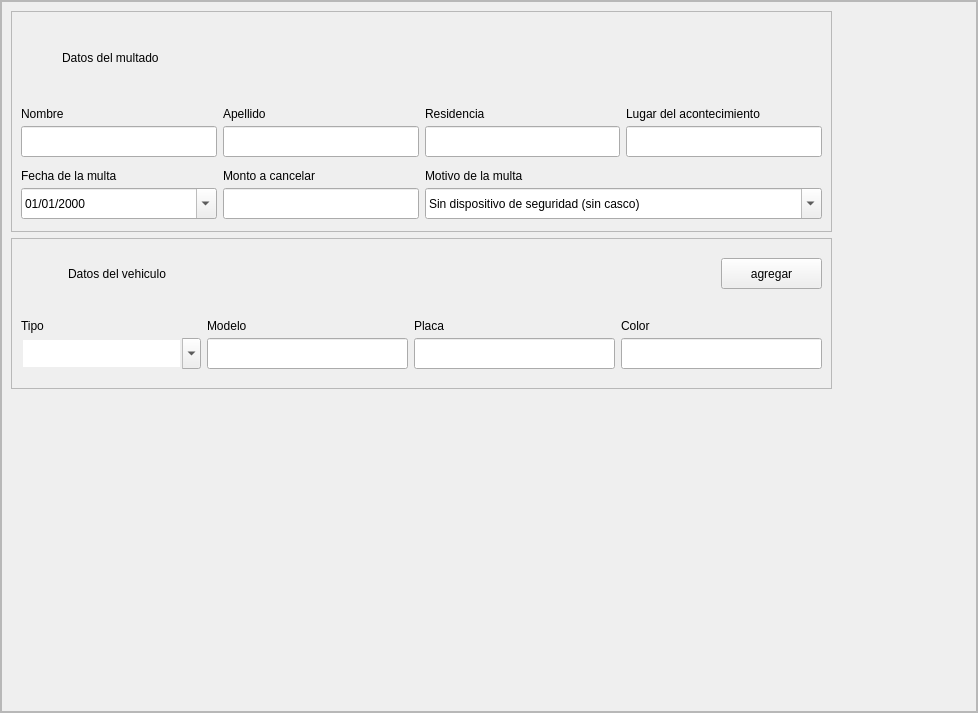
This is src/ui/pantalla_multados_view.ui in Enmanuel-86/MultasLoader as Qt 5 draws it before an edit. The edited form follows.
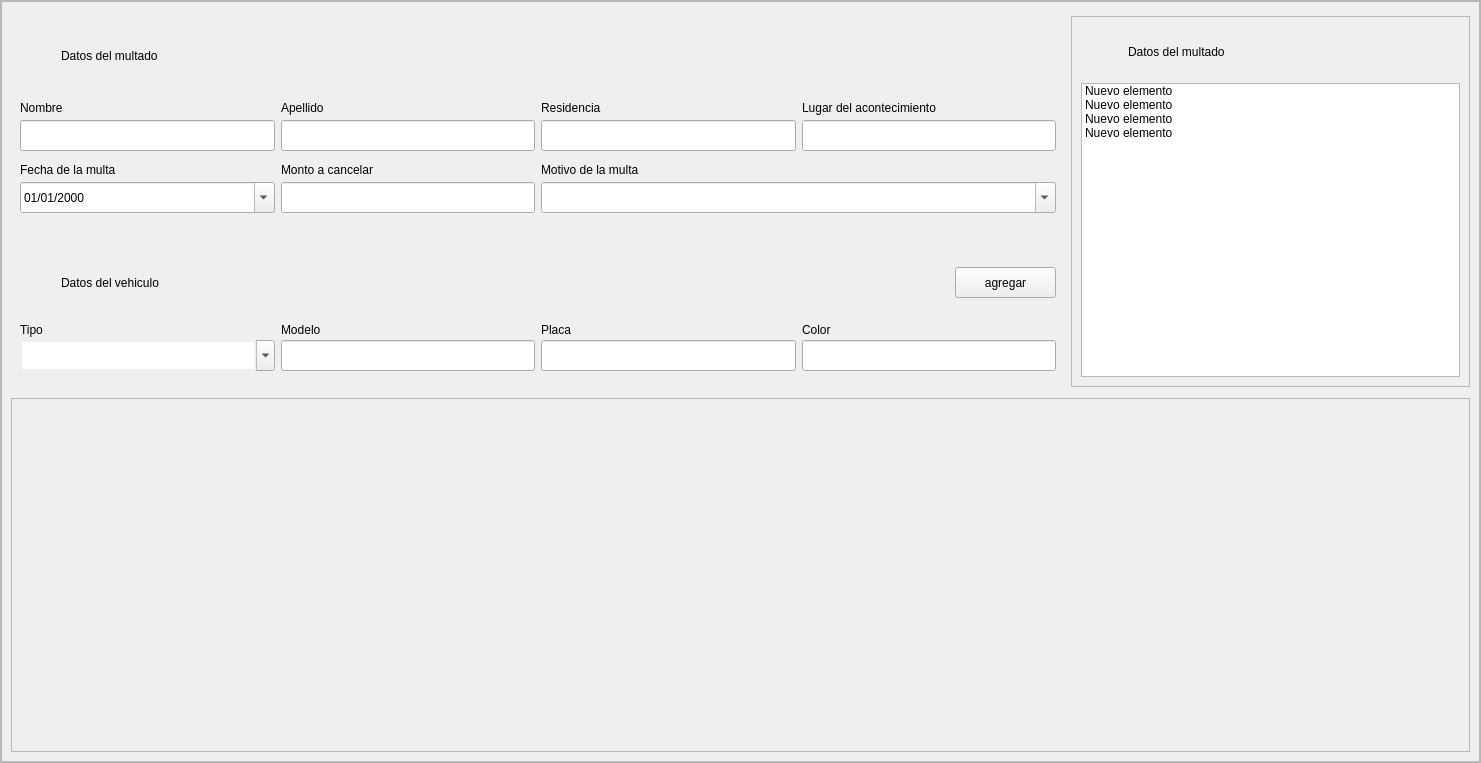
This is the edited form.

Commit message: ajustado los frames para el  formulario, mas la implementacion de un listwitget que  servira para ver la lista de multados en espera

Diff of the .ui file:
```diff
--- a/src/ui/pantalla_multados_view.ui
+++ b/src/ui/pantalla_multados_view.ui
@@ -6,8 +6,8 @@
    <rect>
     <x>0</x>
     <y>0</y>
-    <width>978</width>
-    <height>713</height>
+    <width>1481</width>
+    <height>763</height>
    </rect>
   </property>
   <property name="windowTitle">
@@ -42,8 +42,8 @@
        <rect>
         <x>0</x>
         <y>0</y>
-        <width>976</width>
-        <height>711</height>
+        <width>1479</width>
+        <height>761</height>
        </rect>
       </property>
       <layout class="QVBoxLayout" name="verticalLayout_2">
@@ -73,9 +73,37 @@
          <property name="tipo" stdset="0">
           <string>frame_principal</string>
          </property>
-         <layout class="QGridLayout" name="gridLayout_3">
-          <item row="0" column="0" colspan="2">
+         <layout class="QGridLayout" name="gridLayout_2">
+          <item row="0" column="0">
+           <widget class="QFrame" name="frame_contenedor">
+            <property name="minimumSize">
+             <size>
+              <width>0</width>
+              <height>381</height>
+             </size>
+            </property>
+            <property name="maximumSize">
+             <size>
+              <width>16777215</width>
+              <height>391</height>
+             </size>
+            </property>
            <layout class="QVBoxLayout" name="verticalLayout_5">
+             <property name="spacing">
+              <number>6</number>
+             </property>
+             <property name="leftMargin">
+              <number>0</number>
+             </property>
+             <property name="topMargin">
+              <number>0</number>
+             </property>
+             <property name="rightMargin">
+              <number>0</number>
+             </property>
+             <property name="bottomMargin">
+              <number>0</number>
+             </property>
             <item>
              <widget class="QFrame" name="frame_form">
               <property name="minimumSize">
@@ -86,12 +114,12 @@
               </property>
               <property name="maximumSize">
                <size>
-                <width>911</width>
-                <height>251</height>
+                 <width>16777215</width>
+                 <height>221</height>
                </size>
               </property>
               <property name="frameShape">
-               <enum>QFrame::StyledPanel</enum>
+                <enum>QFrame::NoFrame</enum>
               </property>
               <property name="frameShadow">
                <enum>QFrame::Raised</enum>
@@ -101,10 +129,35 @@
               </property>
               <layout class="QVBoxLayout" name="verticalLayout_3">
                <item>
+                 <widget class="QFrame" name="frame_titulo_2">
+                  <property name="minimumSize">
+                   <size>
+                    <width>0</width>
+                    <height>51</height>
+                   </size>
+                  </property>
+                  <property name="maximumSize">
+                   <size>
+                    <width>16777215</width>
+                    <height>51</height>
+                   </size>
+                  </property>
                 <layout class="QHBoxLayout" name="horizontalLayout">
                  <property name="spacing">
                   <number>0</number>
                  </property>
+                   <property name="leftMargin">
+                    <number>0</number>
+                   </property>
+                   <property name="topMargin">
+                    <number>0</number>
+                   </property>
+                   <property name="rightMargin">
+                    <number>0</number>
+                   </property>
+                   <property name="bottomMargin">
+                    <number>0</number>
+                   </property>
                  <item>
                   <widget class="QLabel" name="label_icon_person">
                    <property name="minimumSize">
@@ -151,6 +204,7 @@
                   </spacer>
                  </item>
                 </layout>
+                 </widget>
                </item>
                <item>
                 <widget class="QFrame" name="frame">
@@ -162,8 +216,8 @@
                  </property>
                  <property name="maximumSize">
                   <size>
-                   <width>871</width>
-                   <height>171</height>
+                    <width>16777215</width>
+                    <height>121</height>
                   </size>
                  </property>
                  <layout class="QGridLayout" name="gridLayout">
@@ -192,7 +246,7 @@
                     </property>
                     <property name="maximumSize">
                      <size>
-                      <width>201</width>
+                       <width>16777215</width>
                       <height>55</height>
                      </size>
                     </property>
@@ -232,7 +286,7 @@
                        </property>
                        <property name="maximumSize">
                         <size>
-                         <width>201</width>
+                          <width>16777215</width>
                          <height>50</height>
                         </size>
                        </property>
@@ -257,7 +311,7 @@
                     </property>
                     <property name="maximumSize">
                      <size>
-                      <width>201</width>
+                       <width>16777215</width>
                       <height>55</height>
                      </size>
                     </property>
@@ -297,7 +351,7 @@
                        </property>
                        <property name="maximumSize">
                         <size>
-                         <width>201</width>
+                          <width>16777215</width>
                          <height>50</height>
                         </size>
                        </property>
@@ -322,7 +376,7 @@
                     </property>
                     <property name="maximumSize">
                      <size>
-                      <width>201</width>
+                       <width>16777215</width>
                       <height>55</height>
                      </size>
                     </property>
@@ -362,7 +416,7 @@
                        </property>
                        <property name="maximumSize">
                         <size>
-                         <width>201</width>
+                          <width>16777215</width>
                          <height>50</height>
                         </size>
                        </property>
@@ -387,7 +441,7 @@
                     </property>
                     <property name="maximumSize">
                      <size>
-                      <width>201</width>
+                       <width>16777215</width>
                       <height>55</height>
                      </size>
                     </property>
@@ -427,7 +481,7 @@
                        </property>
                        <property name="maximumSize">
                         <size>
-                         <width>201</width>
+                          <width>16777215</width>
                          <height>50</height>
                         </size>
                        </property>
@@ -452,7 +506,7 @@
                     </property>
                     <property name="maximumSize">
                      <size>
-                      <width>201</width>
+                       <width>16777215</width>
                       <height>55</height>
                      </size>
                     </property>
@@ -492,7 +546,7 @@
                        </property>
                        <property name="maximumSize">
                         <size>
-                         <width>201</width>
+                          <width>16777215</width>
                          <height>50</height>
                         </size>
                        </property>
@@ -517,7 +571,7 @@
                     </property>
                     <property name="maximumSize">
                      <size>
-                      <width>201</width>
+                       <width>16777215</width>
                       <height>55</height>
                      </size>
                     </property>
@@ -557,13 +611,19 @@
                        </property>
                        <property name="maximumSize">
                         <size>
-                         <width>201</width>
+                          <width>16777215</width>
                          <height>50</height>
                         </size>
                        </property>
                        <property name="text">
                         <string/>
                        </property>
+                        <property name="frame">
+                         <bool>true</bool>
+                        </property>
+                        <property name="echoMode">
+                         <enum>QLineEdit::Normal</enum>
+                        </property>
                        <property name="tipo" stdset="0">
                         <string/>
                        </property>
@@ -623,6 +683,11 @@
                        <property name="editable">
                         <bool>true</bool>
                        </property>
+                        <item>
+                         <property name="text">
+                          <string/>
+                         </property>
+                        </item>
                        <item>
                         <property name="text">
                          <string>Sin dispositivo de seguridad (sin casco)</string>
@@ -655,21 +720,15 @@
              </widget>
             </item>
             <item>
-             <widget class="QFrame" name="frame_form_2">
-              <property name="minimumSize">
-               <size>
-                <width>821</width>
-                <height>151</height>
-               </size>
-              </property>
+              <widget class="QFrame" name="frame_form_datos_vehiculo">
               <property name="maximumSize">
                <size>
-                <width>911</width>
-                <height>181</height>
+                 <width>16777215</width>
+                 <height>146</height>
                </size>
               </property>
               <property name="frameShape">
-               <enum>QFrame::StyledPanel</enum>
+                <enum>QFrame::NoFrame</enum>
               </property>
               <property name="frameShadow">
                <enum>QFrame::Raised</enum>
@@ -679,8 +738,36 @@
               </property>
               <layout class="QVBoxLayout" name="verticalLayout_4">
                <item>
+                 <widget class="QFrame" name="frame_titulo">
+                  <property name="minimumSize">
+                   <size>
+                    <width>0</width>
+                    <height>51</height>
+                   </size>
+                  </property>
+                  <property name="maximumSize">
+                   <size>
+                    <width>16777215</width>
+                    <height>51</height>
+                   </size>
+                  </property>
                 <layout class="QHBoxLayout" name="horizontalLayout_2">
-                 <item>
+                   <property name="spacing">
+                    <number>0</number>
+                   </property>
+                   <property name="leftMargin">
+                    <number>0</number>
+                   </property>
+                   <property name="topMargin">
+                    <number>0</number>
+                   </property>
+                   <property name="rightMargin">
+                    <number>0</number>
+                   </property>
+                   <property name="bottomMargin">
+                    <number>0</number>
+                   </property>
+                   <item alignment="Qt::AlignVCenter">
                   <widget class="QLabel" name="label_icon_car">
                    <property name="minimumSize">
                     <size>
@@ -748,48 +835,25 @@
                   </widget>
                  </item>
                 </layout>
+                 </widget>
                </item>
                <item>
                 <widget class="QFrame" name="frame_2">
-                 <property name="maximumSize">
-                  <size>
-                   <width>871</width>
-                   <height>171</height>
-                  </size>
-                 </property>
-                 <layout class="QGridLayout" name="gridLayout_2">
-                  <property name="leftMargin">
-                   <number>0</number>
-                  </property>
-                  <property name="topMargin">
-                   <number>0</number>
-                  </property>
-                  <property name="rightMargin">
-                   <number>0</number>
-                  </property>
-                  <property name="bottomMargin">
-                   <number>0</number>
-                  </property>
-                  <property name="horizontalSpacing">
-                   <number>6</number>
-                  </property>
-                  <item row="0" column="1">
-                   <widget class="QWidget" name="widget_form_apellido_2" native="true">
                     <property name="minimumSize">
                      <size>
-                      <width>161</width>
-                      <height>0</height>
+                    <width>0</width>
+                    <height>51</height>
                      </size>
                     </property>
                     <property name="maximumSize">
                      <size>
-                      <width>201</width>
-                      <height>55</height>
-                     </size>
-                    </property>
-                    <layout class="QVBoxLayout" name="verticalLayout_14">
+                    <width>16777215</width>
+                    <height>51</height>
+                   </size>
+                  </property>
+                  <layout class="QHBoxLayout" name="horizontalLayout_4">
                      <property name="spacing">
-                      <number>0</number>
+                    <number>6</number>
                      </property>
                      <property name="leftMargin">
                       <number>0</number>
@@ -803,42 +867,7 @@
                      <property name="bottomMargin">
                       <number>0</number>
                      </property>
-                     <item alignment="Qt::AlignLeft">
-                      <widget class="QLabel" name="label_modelo">
-                       <property name="text">
-                        <string>Modelo</string>
-                       </property>
-                       <property name="tipo" stdset="0">
-                        <string>titulo_qlineedit</string>
-                       </property>
-                      </widget>
-                     </item>
                      <item>
-                      <widget class="QLineEdit" name="lineEdit_modelo_vehiculo">
-                       <property name="minimumSize">
-                        <size>
-                         <width>161</width>
-                         <height>31</height>
-                        </size>
-                       </property>
-                       <property name="maximumSize">
-                        <size>
-                         <width>201</width>
-                         <height>50</height>
-                        </size>
-                       </property>
-                       <property name="text">
-                        <string/>
-                       </property>
-                       <property name="tipo" stdset="0">
-                        <string/>
-                       </property>
-                      </widget>
-                     </item>
-                    </layout>
-                   </widget>
-                  </item>
-                  <item row="0" column="0">
                    <widget class="QWidget" name="widget_form_vehiculo" native="true">
                     <property name="minimumSize">
                      <size>
@@ -848,7 +877,7 @@
                     </property>
                     <property name="maximumSize">
                      <size>
-                      <width>201</width>
+                       <width>16777215</width>
                       <height>55</height>
                      </size>
                     </property>
@@ -868,7 +897,7 @@
                      <property name="bottomMargin">
                       <number>0</number>
                      </property>
-                     <item alignment="Qt::AlignLeft">
+                      <item>
                       <widget class="QLabel" name="label_tipo_vehiculo">
                        <property name="text">
                         <string>Tipo</string>
@@ -880,6 +909,12 @@
                      </item>
                      <item>
                       <widget class="QComboBox" name="comboBox_tipo_vehiculo">
+                        <property name="sizePolicy">
+                         <sizepolicy hsizetype="Expanding" vsizetype="Fixed">
+                          <horstretch>0</horstretch>
+                          <verstretch>0</verstretch>
+                         </sizepolicy>
+                        </property>
                        <property name="minimumSize">
                         <size>
                          <width>161</width>
@@ -888,7 +923,7 @@
                        </property>
                        <property name="maximumSize">
                         <size>
-                         <width>201</width>
+                          <width>16777215</width>
                          <height>50</height>
                         </size>
                        </property>
@@ -913,7 +948,72 @@
                     </layout>
                    </widget>
                   </item>
-                  <item row="0" column="2">
+                   <item>
+                    <widget class="QWidget" name="widget_form_apellido_2" native="true">
+                     <property name="minimumSize">
+                      <size>
+                       <width>161</width>
+                       <height>0</height>
+                      </size>
+                     </property>
+                     <property name="maximumSize">
+                      <size>
+                       <width>16777215</width>
+                       <height>55</height>
+                      </size>
+                     </property>
+                     <layout class="QVBoxLayout" name="verticalLayout_14">
+                      <property name="spacing">
+                       <number>0</number>
+                      </property>
+                      <property name="leftMargin">
+                       <number>0</number>
+                      </property>
+                      <property name="topMargin">
+                       <number>0</number>
+                      </property>
+                      <property name="rightMargin">
+                       <number>0</number>
+                      </property>
+                      <property name="bottomMargin">
+                       <number>0</number>
+                      </property>
+                      <item alignment="Qt::AlignLeft">
+                       <widget class="QLabel" name="label_modelo">
+                        <property name="text">
+                         <string>Modelo</string>
+                        </property>
+                        <property name="tipo" stdset="0">
+                         <string>titulo_qlineedit</string>
+                        </property>
+                       </widget>
+                      </item>
+                      <item>
+                       <widget class="QLineEdit" name="lineEdit_modelo_vehiculo">
+                        <property name="minimumSize">
+                         <size>
+                          <width>161</width>
+                          <height>31</height>
+                         </size>
+                        </property>
+                        <property name="maximumSize">
+                         <size>
+                          <width>16777215</width>
+                          <height>50</height>
+                         </size>
+                        </property>
+                        <property name="text">
+                         <string/>
+                        </property>
+                        <property name="tipo" stdset="0">
+                         <string/>
+                        </property>
+                       </widget>
+                      </item>
+                     </layout>
+                    </widget>
+                   </item>
+                   <item>
                    <widget class="QWidget" name="widget_form_placa" native="true">
                     <property name="minimumSize">
                      <size>
@@ -923,7 +1023,7 @@
                     </property>
                     <property name="maximumSize">
                      <size>
-                      <width>201</width>
+                       <width>16777215</width>
                       <height>55</height>
                      </size>
                     </property>
@@ -963,7 +1063,7 @@
                        </property>
                        <property name="maximumSize">
                         <size>
-                         <width>201</width>
+                          <width>16777215</width>
                          <height>50</height>
                         </size>
                        </property>
@@ -978,7 +1078,7 @@
                     </layout>
                    </widget>
                   </item>
-                  <item row="0" column="3">
+                   <item>
                    <widget class="QWidget" name="widget_form_color_vehiculo" native="true">
                     <property name="minimumSize">
                      <size>
@@ -988,7 +1088,7 @@
                     </property>
                     <property name="maximumSize">
                      <size>
-                      <width>201</width>
+                       <width>16777215</width>
                       <height>55</height>
                      </size>
                     </property>
@@ -1028,7 +1128,7 @@
                        </property>
                        <property name="maximumSize">
                         <size>
-                         <width>201</width>
+                          <width>16777215</width>
                          <height>50</height>
                         </size>
                        </property>
@@ -1050,32 +1150,120 @@
              </widget>
             </item>
            </layout>
+           </widget>
           </item>
-          <item row="0" column="2">
+          <item row="0" column="1">
+           <widget class="QFrame" name="frame_lista_multados">
+            <property name="minimumSize">
+             <size>
+              <width>334</width>
+              <height>371</height>
+             </size>
+            </property>
+            <property name="maximumSize">
+             <size>
+              <width>399</width>
+              <height>371</height>
+             </size>
+            </property>
+            <property name="frameShape">
+             <enum>QFrame::StyledPanel</enum>
+            </property>
+            <property name="frameShadow">
+             <enum>QFrame::Raised</enum>
+            </property>
+            <property name="tipo" stdset="0">
+             <string>frame_form</string>
+            </property>
+            <layout class="QVBoxLayout" name="verticalLayout_17">
+             <item>
+              <layout class="QHBoxLayout" name="horizontalLayout_3">
+               <item>
+                <widget class="QLabel" name="label_icon_list">
+                 <property name="minimumSize">
+                  <size>
+                   <width>41</width>
+                   <height>51</height>
+                  </size>
+                 </property>
+                 <property name="maximumSize">
+                  <size>
+                   <width>61</width>
+                   <height>61</height>
+                  </size>
+                 </property>
+                 <property name="text">
+                  <string/>
+                 </property>
+                 <property name="scaledContents">
+                  <bool>true</bool>
+                 </property>
+                </widget>
+               </item>
+               <item>
+                <widget class="QLabel" name="label_datos_multado_2">
+                 <property name="text">
+                  <string>Datos del multado</string>
+                 </property>
+                 <property name="tipo" stdset="0">
+                  <string>titulo_form</string>
+                 </property>
+                </widget>
+               </item>
+               <item>
            <spacer name="horizontalSpacer_3">
             <property name="orientation">
              <enum>Qt::Horizontal</enum>
             </property>
             <property name="sizeHint" stdset="0">
              <size>
-              <width>124</width>
+                   <width>40</width>
               <height>20</height>
              </size>
             </property>
            </spacer>
           </item>
-          <item row="1" column="1">
-           <spacer name="verticalSpacer">
-            <property name="orientation">
-             <enum>Qt::Vertical</enum>
-            </property>
-            <property name="sizeHint" stdset="0">
-             <size>
-              <width>20</width>
-              <height>302</height>
-             </size>
-            </property>
-           </spacer>
+              </layout>
+             </item>
+             <item>
+              <widget class="QListWidget" name="listWidget_multados_pendientes">
+               <item>
+                <property name="text">
+                 <string>Nuevo elemento</string>
+                </property>
+               </item>
+               <item>
+                <property name="text">
+                 <string>Nuevo elemento</string>
+                </property>
+               </item>
+               <item>
+                <property name="text">
+                 <string>Nuevo elemento</string>
+                </property>
+               </item>
+               <item>
+                <property name="text">
+                 <string>Nuevo elemento</string>
+                </property>
+               </item>
+              </widget>
+             </item>
+            </layout>
+           </widget>
+          </item>
+          <item row="1" column="0" colspan="2">
+           <widget class="QFrame" name="frame_3">
+            <property name="frameShape">
+             <enum>QFrame::StyledPanel</enum>
+            </property>
+            <property name="frameShadow">
+             <enum>QFrame::Raised</enum>
+            </property>
+            <property name="tipo" stdset="0">
+             <string>frame_form</string>
+            </property>
+           </widget>
           </item>
          </layout>
         </widget>
```
Left out of the diff: 23 changed lines with no effect on the pictures. Lines whose indentation alone changed are shown as unchanged.
